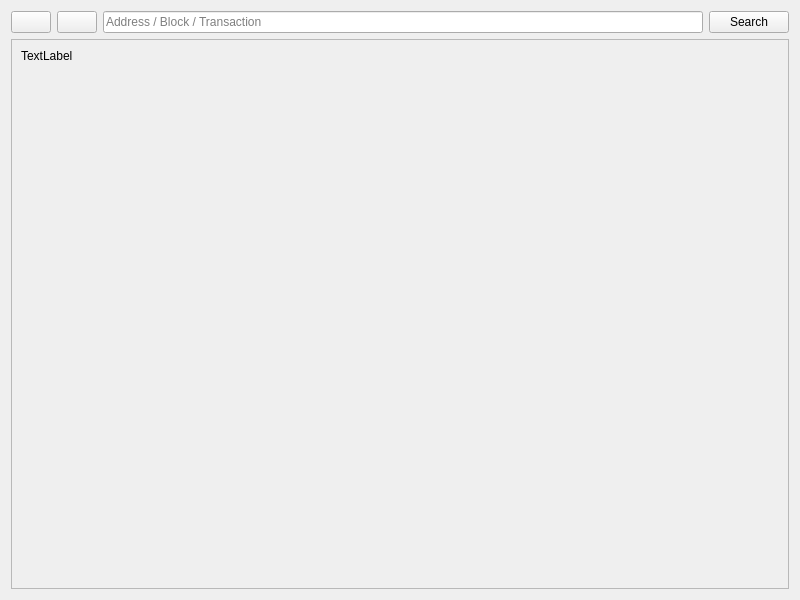
Qt form src/qt/forms/blockexplorer.ui (Kore-Core/KORE) before a commit.
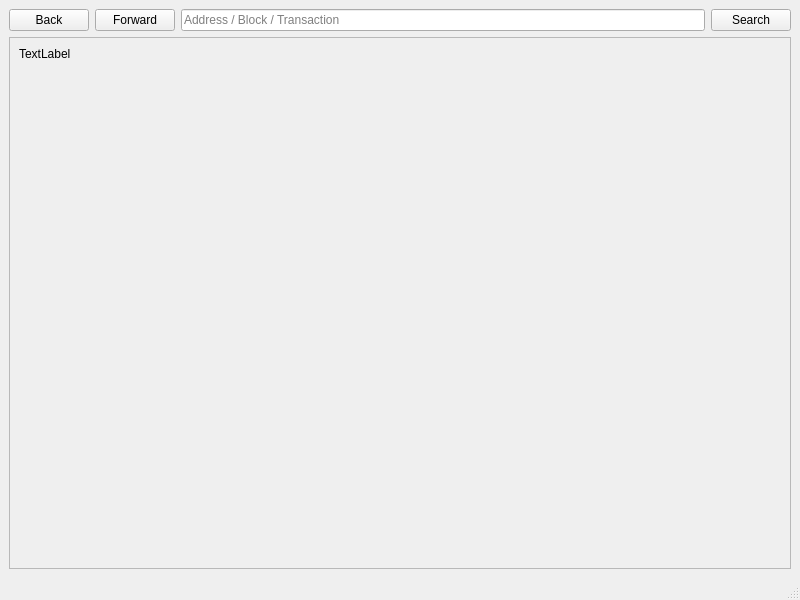
The same form after that commit. Icons and pictures are not drawn.

The edit to the form file:
```diff
--- a/src/qt/forms/blockexplorer.ui
+++ b/src/qt/forms/blockexplorer.ui
@@ -1,7 +1,7 @@
 <?xml version="1.0" encoding="UTF-8"?>
 <ui version="4.0">
  <class>BlockExplorer</class>
- <widget class="QWidget" name="BlockExplorer">
+ <widget class="QMainWindow" name="BlockExplorer">
   <property name="geometry">
    <rect>
     <x>0</x>
@@ -13,8 +13,13 @@
   <property name="windowTitle">
    <string>Blockchain Explorer</string>
   </property>
-  <layout class="QVBoxLayout" name="verticalLayout_2">
-   <item>
+  <property name="styleSheet">
+   <string notr="true"/>
+  </property>
+  <widget class="QWidget" name="centralwidget">
+   <property name="styleSheet">
+    <string notr="true"/>
+   </property>
     <layout class="QVBoxLayout" name="verticalLayout">
      <item>
       <layout class="QHBoxLayout" name="horizontalLayout">
@@ -24,7 +29,7 @@
        <item>
         <widget class="QPushButton" name="back">
          <property name="text">
-          <string/>
+         <string>Back</string>
          </property>
          <property name="icon">
           <iconset>
@@ -38,7 +43,7 @@
        <item>
         <widget class="QPushButton" name="forward">
          <property name="text">
-          <string/>
+         <string>Forward</string>
          </property>
          <property name="icon">
           <iconset>
@@ -117,8 +122,8 @@
          <rect>
           <x>0</x>
           <y>0</y>
-          <width>778</width>
-          <height>543</height>
+         <width>780</width>
+         <height>489</height>
          </rect>
         </property>
         <layout class="QHBoxLayout" name="horizontalLayout_2">
@@ -149,8 +154,18 @@
       </widget>
      </item>
     </layout>
-   </item>
-  </layout>
+  </widget>
+  <widget class="QMenuBar" name="menubar">
+   <property name="geometry">
+    <rect>
+     <x>0</x>
+     <y>0</y>
+     <width>800</width>
+     <height>27</height>
+    </rect>
+   </property>
+  </widget>
+  <widget class="QStatusBar" name="statusbar"/>
  </widget>
  <resources>
   <include location="../kore.qrc"/>
```
Lines whose indentation alone changed are shown as unchanged.
